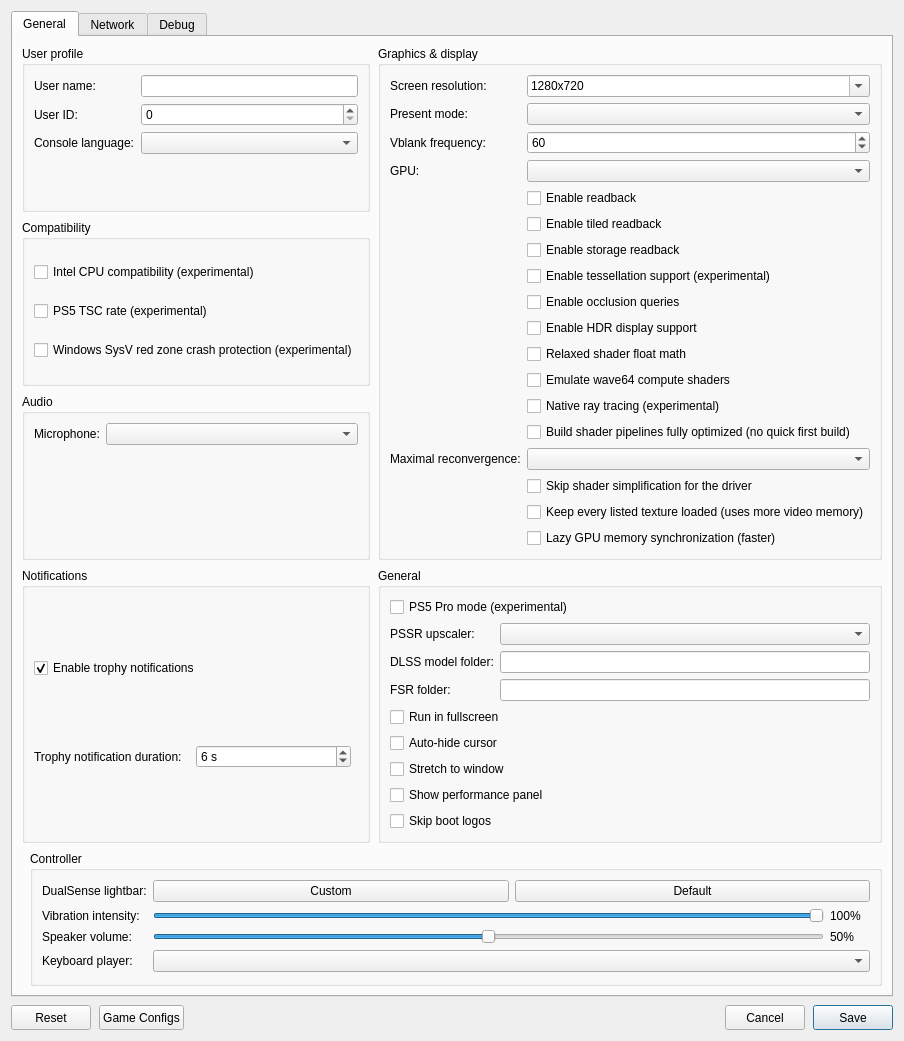
First picture: the form in src/launcher/forms/configuration_edit_dialog.ui, repository CarRamRod-963/KytyPS5, before the edit.
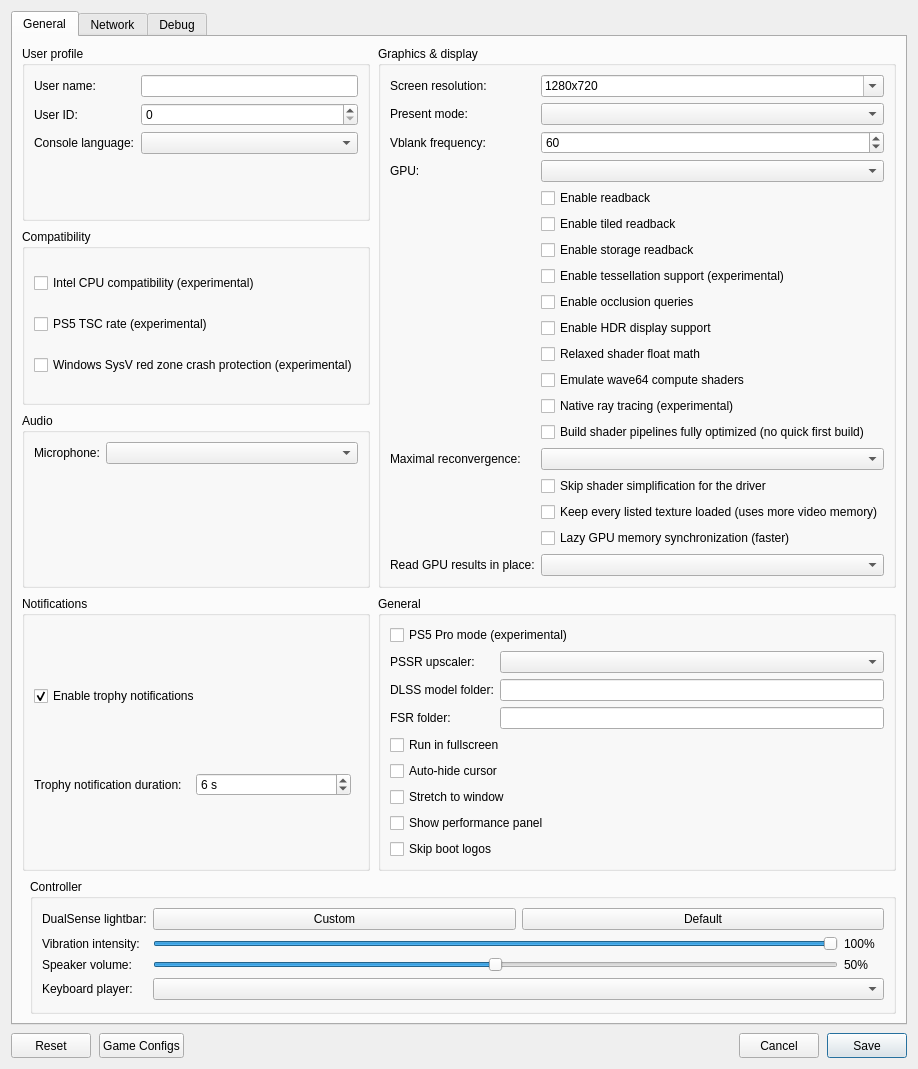
Second picture: the form after the edit. Custom widgets are drawn as their Qt base class.

Commit message: renderer: read in place only up to the size where it beats a GPU copy

Patch:
```diff
--- a/src/launcher/forms/configuration_edit_dialog.ui
+++ b/src/launcher/forms/configuration_edit_dialog.ui
@@ -249,6 +249,16 @@
               <property name="text"><string>Lazy GPU memory synchronization (faster)</string></property>
              </widget>
             </item>
+            <item row="19" column="0">
+             <widget class="QLabel" name="label_in_place_readbacks">
+              <property name="text"><string>Read GPU results in place:</string></property>
+             </widget>
+            </item>
+            <item row="19" column="1">
+             <widget class="QComboBox" name="comboBox_in_place_readbacks">
+              <property name="toolTip"><string>How the emulator reads data the GPU wrote: straight from the GPU's memory (On) or through a copy the GPU makes into system memory (Off). Some PCs read GPU memory very slowly. Auto measures both at start and picks the faster one; On and Off override Auto.</string></property>
+             </widget>
+            </item>
            </layout>
           </widget>
          </item>
```
The commit also changes 14 other files.
